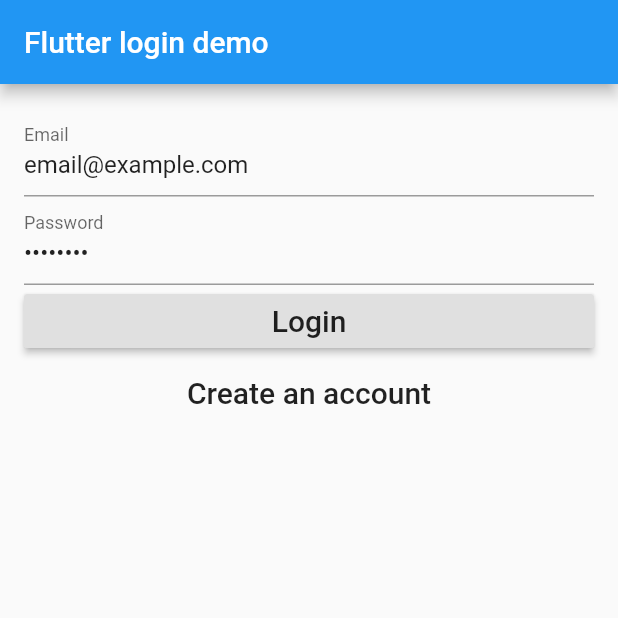
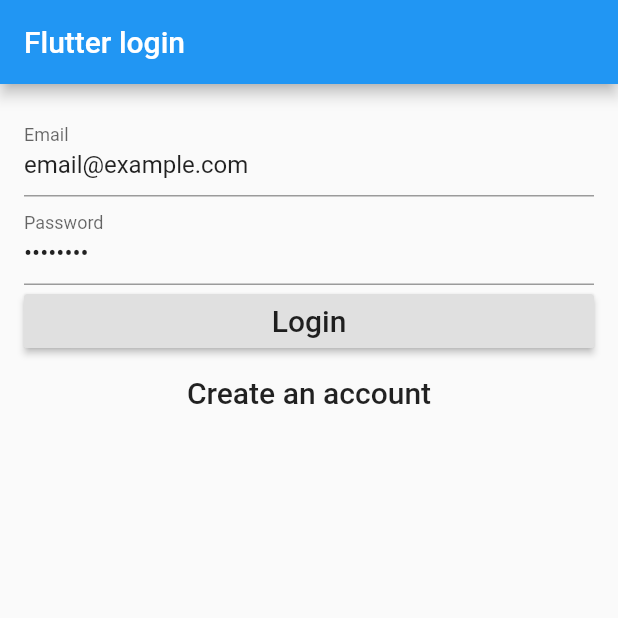
Before and after one commit to alnah005/Konkan, a Flutter app: the screen it shows after launch, after a tap on "Login", on a phone screen of 412 x 824 dp, the top half of it. Run offline on Flutter 3.47's test engine with Material 2 defaults, Android fonts, the phone set to English and light mode, and no system bars; our stand-ins replace firebase_auth; accounts and stored records are empty; network calls fail.

Commit message:
Login, register and logout works now #45

```diff
--- a/lib/pages/auth.dart
+++ b/lib/pages/auth.dart
@@ -29,8 +29,10 @@ class Auth implements BaseAuth {
   @override
   Future<String> signInWithEmailAndPassword(
       String email, String password) async {
+    print("si");
     final FirebaseUser user = (await _firebaseAuth.signInWithEmailAndPassword(
-        email: email, password: password)) as FirebaseUser;
+            email: email, password: password))
+        .user;
     return user?.uid;
   }
 
@@ -51,6 +53,7 @@ class Auth implements BaseAuth {
 
   @override
   Future<void> signOut() async {
+    print("so");
     return _firebaseAuth.signOut();
   }
 }
--- a/lib/pages/login.dart
+++ b/lib/pages/login.dart
@@ -1,3 +1,4 @@
+import 'package:flutter/cupertino.dart';
 import 'package:flutter/material.dart';
 
 import 'auth.dart';
@@ -27,8 +28,9 @@ class PasswordFieldValidator {
 }
 
 class LoginPage extends StatefulWidget {
-  const LoginPage({this.onSignedIn});
+  const LoginPage({this.onSignedIn, this.onLoading});
   final VoidCallback onSignedIn;
+  final VoidCallback onLoading;
 
   @override
   State<StatefulWidget> createState() => _LoginPageState();
@@ -56,7 +58,13 @@ class _LoginPageState extends State<LoginPage> {
   }
 
   Future<void> validateAndSubmit() async {
+    print("validateAndSubmit");
+    setState(() {
+      loading = true;
+      this.build(context);
+    });
     if (validateAndSave()) {
+      print("validateAndSave");
       try {
         final BaseAuth auth = AuthProvider.of(context).auth;
         if (_formType == FormType.login) {
@@ -71,6 +79,10 @@ class _LoginPageState extends State<LoginPage> {
         widget.onSignedIn();
       } catch (e) {
         print('Error: $e');
+        setState(() {
+          loading = false;
+          this.build(context);
+        });
       }
     }
   }
@@ -89,11 +101,17 @@ class _LoginPageState extends State<LoginPage> {
     });
   }
 
+  bool loading = false;
+
   @override
   Widget build(BuildContext context) {
+    switch (loading) {
+      case true:
+        return Loading();
+      case false:
         return Scaffold(
           appBar: AppBar(
-        title: Text('Flutter login demo'),
+            title: Text('Flutter login'),
           ),
           body: Container(
             padding: EdgeInsets.all(16.0),
@@ -106,6 +124,7 @@ class _LoginPageState extends State<LoginPage> {
             ),
           ),
         );
+    }
   }
 
   List<Widget> buildInputs() {
@@ -156,3 +175,26 @@ class _LoginPageState extends State<LoginPage> {
     }
   }
 }
+
+class Loading extends StatelessWidget {
+  @override
+  Widget build(BuildContext context) {
+    return Scaffold(
+        body: Container(
+      child: Column(
+        mainAxisAlignment: MainAxisAlignment.center,
+        children: <Widget>[
+          Row(
+            mainAxisAlignment: MainAxisAlignment.center,
+            children: <Widget>[
+              Text(
+                "Loading",
+                style: TextStyle(fontSize: 40),
+              )
+            ],
+          ),
+        ],
+      ),
+    ));
+  }
+}
--- a/lib/pages/root_page.dart
+++ b/lib/pages/root_page.dart
@@ -1,5 +1,6 @@
 import 'package:flutter/material.dart';
 import 'package:solitaire/pages/game_screen.dart';
+import 'package:solitaire/pages/home_page.dart';
 
 import 'auth.dart';
 import 'login.dart';
@@ -22,7 +23,7 @@ class _RootPageState extends State<RootPage> {
   Future<void> didChangeDependencies() async {
     super.didChangeDependencies();
     final BaseAuth auth = AuthProvider.of(context).auth;
-    await auth.signOut();
+//    await auth.signOut();
     auth.currentUser().then((String userId) {
       setState(() {
         authStatus =
@@ -34,18 +35,32 @@ class _RootPageState extends State<RootPage> {
   void _signedIn() {
     setState(() {
       authStatus = AuthStatus.signedIn;
+      print("buils");
       this.build(context);
     });
   }
 
   void _signedOut() {
+    print("oso11");
     setState(() {
       authStatus = AuthStatus.notSignedIn;
+      this.build(context);
+    });
+  }
+
+  bool _game = false;
+
+  void _playGame() {
+    setState(() {
+      _game = true;
+      this.build(context);
     });
   }
 
   @override
   Widget build(BuildContext context) {
+    print(authStatus);
+    print("Pp");
     switch (authStatus) {
       case AuthStatus.notDetermined:
         return _buildWaitingScreen();
@@ -54,7 +69,14 @@ class _RootPageState extends State<RootPage> {
           onSignedIn: _signedIn,
         );
       case AuthStatus.signedIn:
-        return GameScreen();
+        if (_game) {
+          return GameScreen();
+        } else {
+          return HomePage(
+            onSignedOut: _signedOut,
+            playGame: _playGame,
+          );
+        }
     }
     return null;
   }
```
Also changed, not shown: lib/pages/home_page.dart (+11 -2 lines). Lines whose indentation alone changed are shown as unchanged.
